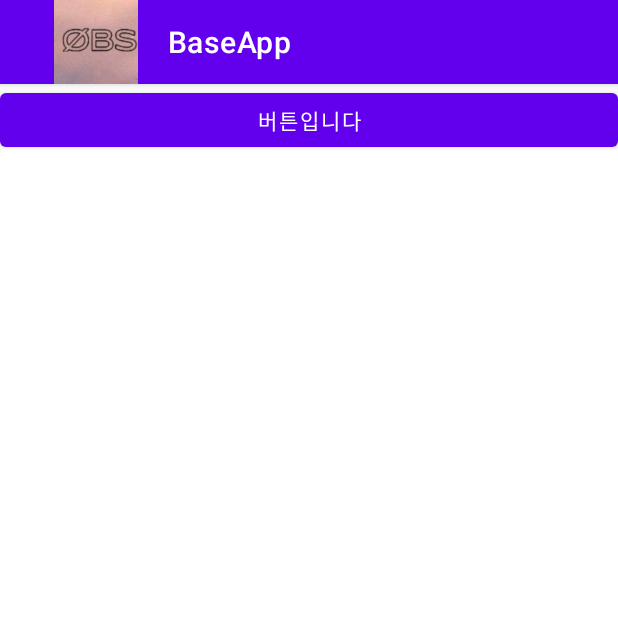
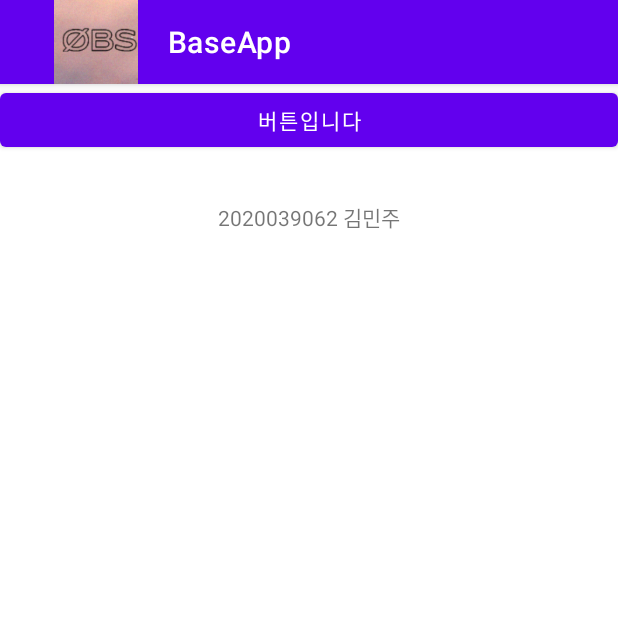
Before and after one commit to alswnsp411/openproprj, an Android app: the screen it shows after launch (MainActivity), on a phone screen of 412 x 824 dp, the top half of it. Run offline under Robolectric (Android 15) with nearby library versions, the phone set to English and light mode, and no system bars.

Commit message:
화면 중간에 학번, 이름 추가

```diff
--- a/BaseApp/app/src/main/res/layout/activity_main.xml
+++ b/BaseApp/app/src/main/res/layout/activity_main.xml
@@ -5,6 +5,7 @@
     xmlns:app="http://schemas.android.com/apk/res-auto"
     android:layout_width="match_parent"
     android:layout_height="match_parent"
+    android:orientation="vertical"
     tools:context=".MainActivity">
 
     <Button
@@ -12,4 +13,12 @@
         android:layout_width="match_parent"
         android:layout_height="wrap_content"
         android:text="@string/strBtn1"></Button>
-  </LinearLayout>
+
+    <TextView
+        android:id="@+id/textView2"
+        android:layout_width="match_parent"
+        android:layout_height="82dp"
+        android:gravity="center"
+        android:text="2020039062 김민주" />
+
+</LinearLayout>
```
Also changed, not shown: ohapp/app/src/main/res/layout/activity_main.xml (+11 -1 lines).
